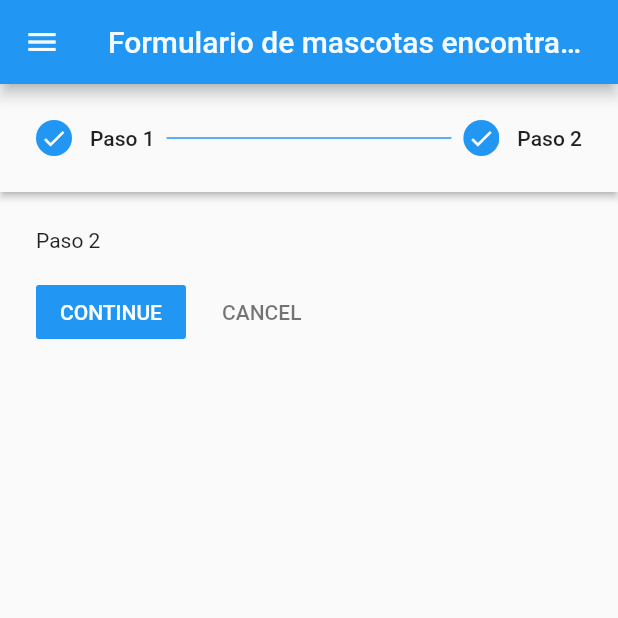
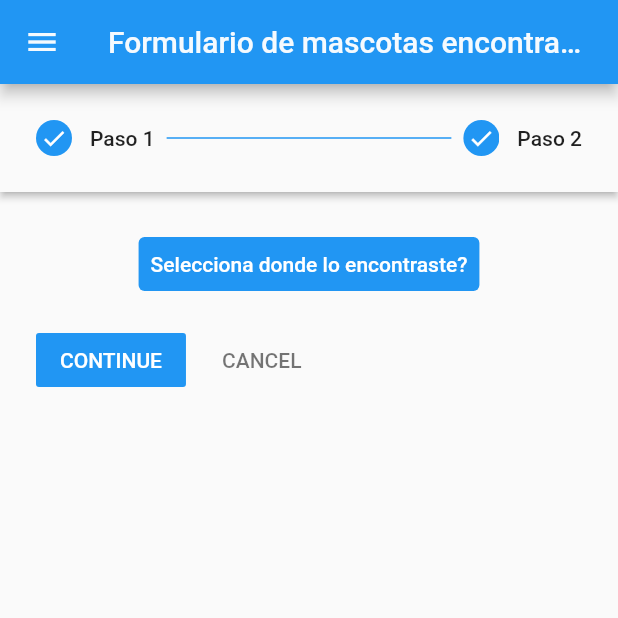
Before and after one commit to usaginotsuki/PetFinder, a Flutter app: the FoundForm screen opened directly, after a tap on "CONTINUE", on a phone screen of 412 x 824 dp, the top half of it. Run offline on Flutter 3.47's test engine with Material 2 defaults, Android fonts, the phone set to English and light mode, and no system bars; our stand-ins replace cloud_firestore, email_validator, firebase_auth, firebase_core, flutter_datetime_picker, flutter_signin_button and 8 more; missing offline and left inert: easy_image_viewer, phone_form_field, place_picker; accounts and stored records are empty.

Commit message:
Found form page added map

```diff
--- a/lib/pages/lost_found_pets/found_form.page.dart
+++ b/lib/pages/lost_found_pets/found_form.page.dart
@@ -5,7 +5,9 @@ import 'package:flutter/src/widgets/framework.dart';
 import 'package:flutter/src/widgets/placeholder.dart';
 import 'package:flutter_datetime_picker/flutter_datetime_picker.dart';
 import 'package:image_picker/image_picker.dart';
+import 'package:location/location.dart';
 import 'package:pet_finder/widgets/drawer.widget.dart';
+import 'package:place_picker/place_picker.dart';
 import 'dart:developer' as dev;
 
 import 'package:select_form_field/select_form_field.dart';
@@ -236,9 +238,44 @@ class _FoundFormState extends State<FoundForm> {
       Step(
         state: currentStep >= 1 ? StepState.complete : StepState.disabled,
         title: Text("Paso 2"),
-        content: Text("Paso 2"),
+        content: Container(
+          child: Column(
+            children: [
+              Padding(
+                  padding: const EdgeInsets.symmetric(horizontal: 20),
+                  child: TextButton(
+                    onPressed: () {
+                      showPlacePicker();
+                    },
+                    child: const Text(
+                      'Selecciona donde lo encontraste?',
+                      style: TextStyle(color: Colors.white),
+                    ),
+                    style: ButtonStyle(
+                      backgroundColor:
+                          MaterialStateProperty.all<Color>(Colors.blue),
+                    ),
+                  )),
+            ],
+          ),
+        ),
         isActive: currentStep >= 1,
       ),
     ];
   }
+
+  void showPlacePicker() async {
+    Location location = Location();
+    location.getLocation().then((value) async {
+      LocationResult result =
+          await Navigator.of(context).push(MaterialPageRoute(
+              builder: (context) => PlacePicker(
+                    "AIzaSyC8FOgSCxtooY65jztOv-iMwb8_3dPI9AU",
+                    displayLocation: LatLng(value.latitude!, value.longitude!),
+                  )));
+
+      // Handle the result in your way
+      dev.log(result.latLng.toString());
+    });
+  }
 }
--- a/pubspec.yaml
+++ b/pubspec.yaml
@@ -55,6 +55,8 @@ dependencies:
   select_form_field: ^2.2.0
   flutter_datetime_picker: ^1.5.1
   image_picker: ^0.8.6+4
+  place_picker: ^0.10.0
+
 
 
 dev_dependencies:
```
Also changed, not shown: pubspec.lock, 3 other files.
